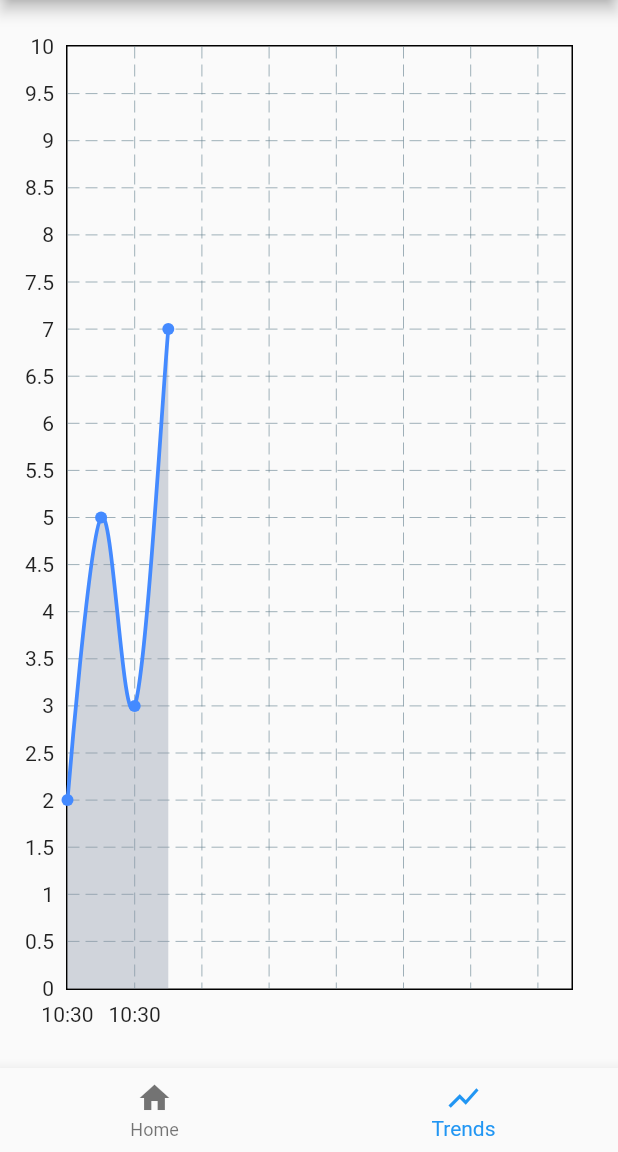
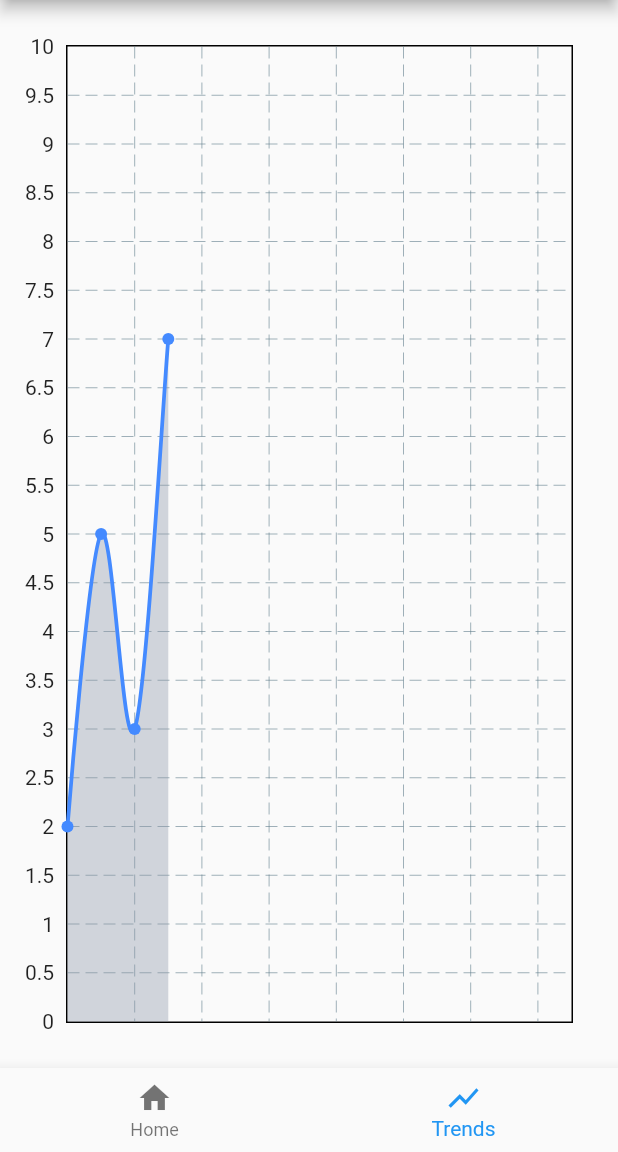
Before and after one commit to Mr-Malomz/mood_tracker, a Flutter app: the screen it shows after launch, item 2 of the bottom bar chosen, on a phone screen of 412 x 824 dp, the part 84-1236 px from its top. Run offline on Flutter 3.47's test engine with Material 2 defaults, Android fonts, the light colour scheme and no system bars; drawn by our look-alikes of fl_chart.

Commit message:
modify chart

```diff
--- a/lib/screen/trends.dart
+++ b/lib/screen/trends.dart
@@ -29,7 +29,18 @@ class _TrendsState extends State<Trends> {
             show: true,
             border: Border.all(),
           ),
-          titlesData: LineTitlesHelper.getTitleData(sampleData),
+          titlesData: FlTitlesData(
+            show: true,
+            topTitles: AxisTitles(
+              sideTitles: SideTitles(showTitles: false),
+            ),
+            rightTitles: AxisTitles(
+              sideTitles: SideTitles(showTitles: false),
+            ),
+            bottomTitles: AxisTitles(
+              sideTitles: SideTitles(showTitles: false),
+            ),
+          ),
           lineBarsData: [
             LineChartBarData(
               spots: sampleData
@@ -59,54 +70,3 @@ class SampleData {
 
   SampleData({required this.date, required this.rate});
 }
-
-class LineTitlesHelper {
-  static getTitleData(List<SampleData> data) => FlTitlesData(
-        show: true,
-        bottomTitles: AxisTitles(
-          sideTitles: SideTitles(
-            showTitles: true,
-            reservedSize: 22,
-            getTitlesWidget: (value, meta) {
-              const style = TextStyle(
-                fontWeight: FontWeight.normal,
-                fontSize: 14,
-              );
-              Widget text;
-              switch (value.toInt()) {
-                case 0:
-                  text = Text('${data[0].date.hour}:${data[0].date.minute}',
-                      style: style);
-                  break;
-                case 1:
-                  text = Text('${data[1].date.hour}:${data[1].date.minute}',
-                      style: style);
-                  break;
-                case 2:
-                  text = Text('${data[2].date.hour}:${data[3].date.minute}',
-                      style: style);
-                  break;
-                case 3:
-                  text = Text('${data[3].date.hour}:${data[3].date.minute}',
-                      style: style);
-                  break;
-                default:
-                  text = Text('', style: style);
-                  break;
-              }
-
-              return SideTitleWidget(
-                axisSide: meta.axisSide,
-                child: text,
-              );
-            },
-          ),
-        ),
-        topTitles: AxisTitles(
-          sideTitles: SideTitles(showTitles: false),
-        ),
-        rightTitles: AxisTitles(
-          sideTitles: SideTitles(showTitles: false),
-        ),
-      );
-}
```
Also changed, not shown: 3 other files.
